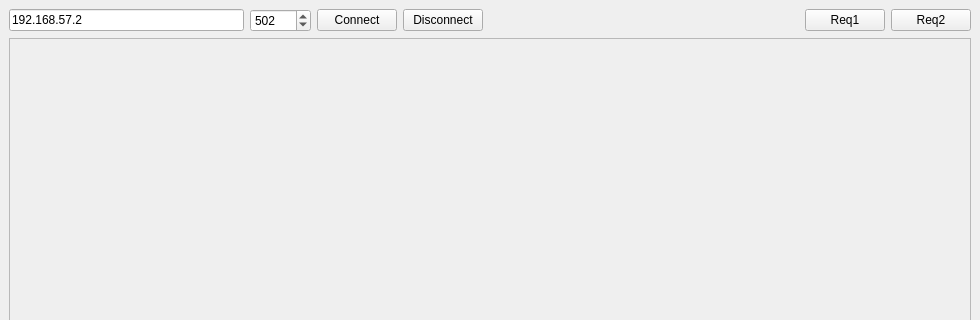
Qt form src/app/mainwindow.ui (WannaSleep3254/multiRobotController) before a commit; both pictures show x 0 to 980 and y 0 to 320 of the 980 by 770 pixel window.
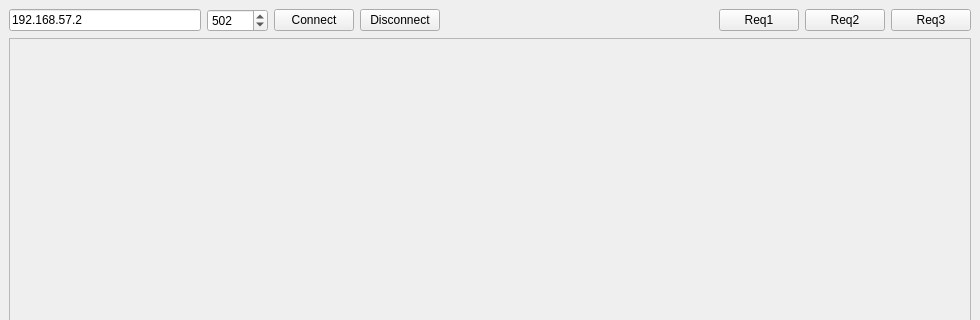
The same form after that commit.

The edit to the form file:
```diff
--- a/src/app/mainwindow.ui
+++ b/src/app/mainwindow.ui
@@ -88,6 +88,13 @@
         </property>
        </widget>
       </item>
+      <item>
+       <widget class="QPushButton" name="btnPause">
+        <property name="text">
+         <string>Req3</string>
+        </property>
+       </widget>
+      </item>
      </layout>
     </item>
     <item>
```
